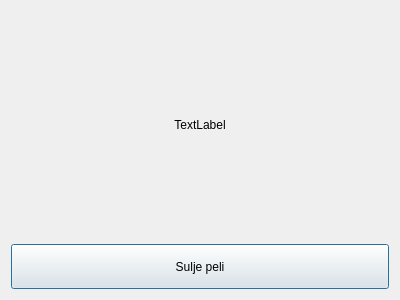
Before: the Qt Designer form ElectionGame/Student/enddialog.ui in elguitar/los-horos, drawn with Qt 5.
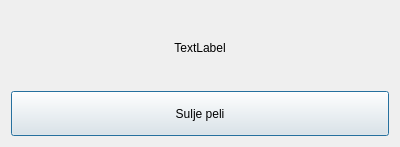
After: the same form once the commit is applied.

Commit message: =jotain pientä kai

The edit to the form file:
```diff
--- a/ElectionGame/Student/enddialog.ui
+++ b/ElectionGame/Student/enddialog.ui
@@ -7,7 +7,7 @@
     <x>0</x>
     <y>0</y>
     <width>400</width>
-    <height>300</height>
+    <height>147</height>
    </rect>
   </property>
   <property name="windowTitle">
```
The commit also changes 1 other file.
